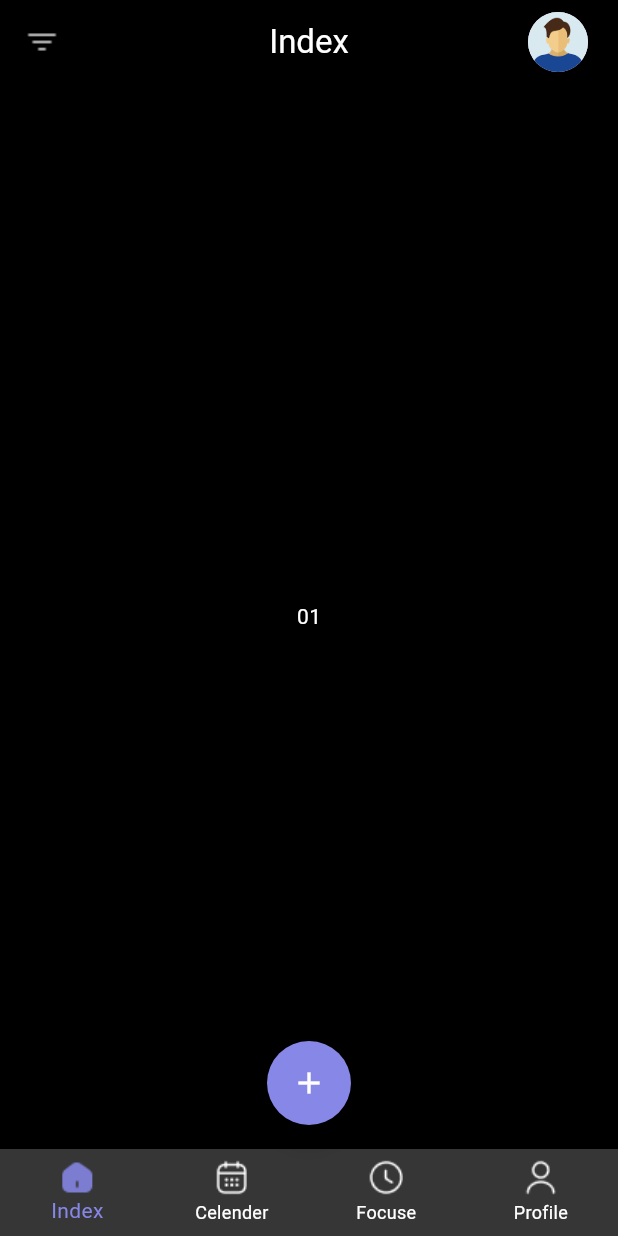
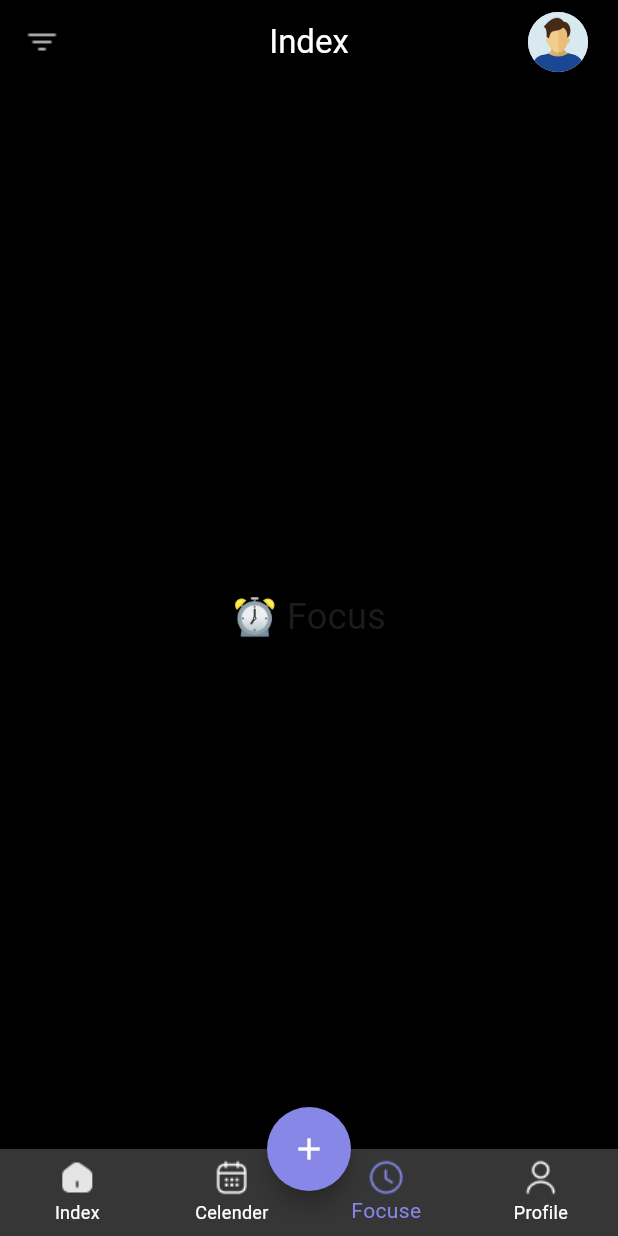
Before and after one commit to roychandu/to_do_list_provider, a Flutter app: the screen it shows after launch, on a phone screen of 412 x 824 dp. Run offline on Flutter 3.47's test engine with Material 3 defaults, Android fonts, the phone set to English and light mode, and no system bars; our stand-ins replace font_awesome_flutter, smooth_page_indicator.

Commit message:
add tabs with use floatingActionButtonLocation.centerDocked

```diff
--- a/lib/screens/Index_screens/home_screen.dart
+++ b/lib/screens/Index_screens/home_screen.dart
@@ -9,14 +9,13 @@ class HomeScreen extends StatefulWidget {
 }
 
 class _HomeScreenState extends State<HomeScreen> {
-  int selected = 0;
-
-  final List<Widget> _pages = [
-    Center(child: Text('Home', style: TextStyle(fontSize: 40))),
-    Center(child: Text('Calender', style: TextStyle(fontSize: 40))),
-    Center(child: Text('Focus', style: TextStyle(fontSize: 40))),
-    Center(child: Text('Profile', style: TextStyle(fontSize: 40))),
+  final List<Widget> _TabScreens = [
+    Center(child: Text("🏠 Home", style: TextStyle(fontSize: 24))),
+    Center(child: Text("📅 Calendar", style: TextStyle(fontSize: 24))),
+    Center(child: Text("⏰ Focus", style: TextStyle(fontSize: 24))),
+    Center(child: Text("👤 Profile", style: TextStyle(fontSize: 24))),
   ];
+  int selected = 2;
 
   @override
   Widget build(BuildContext context) {
@@ -43,14 +42,7 @@ class _HomeScreenState extends State<HomeScreen> {
             ),
           ],
         ),
-        body: Column(
-          mainAxisAlignment: MainAxisAlignment.center,
-          children: [
-            Center(
-              child: Text('01', style: TextStyle(color: Colors.white)),
-            ),
-          ],
-        ),
+        body: _TabScreens[selected],
         bottomNavigationBar: BottomNavigationBar(
           backgroundColor: Color(0xff363636),
           type: BottomNavigationBarType.fixed,
@@ -105,7 +97,7 @@ class _HomeScreenState extends State<HomeScreen> {
           child: Icon(Icons.add, color: Colors.white),
           shape: CircleBorder(),
         ),
-        floatingActionButtonLocation: FloatingActionButtonLocation.centerFloat,
+        floatingActionButtonLocation: FloatingActionButtonLocation.centerDocked,
       ),
     );
   }
```
